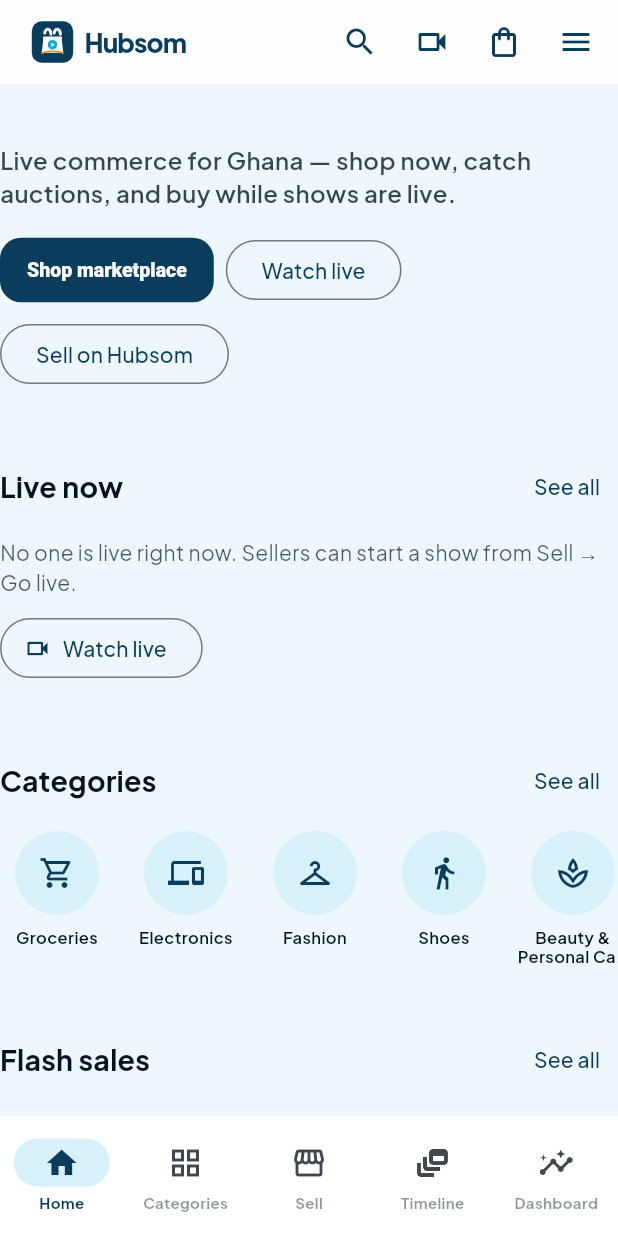
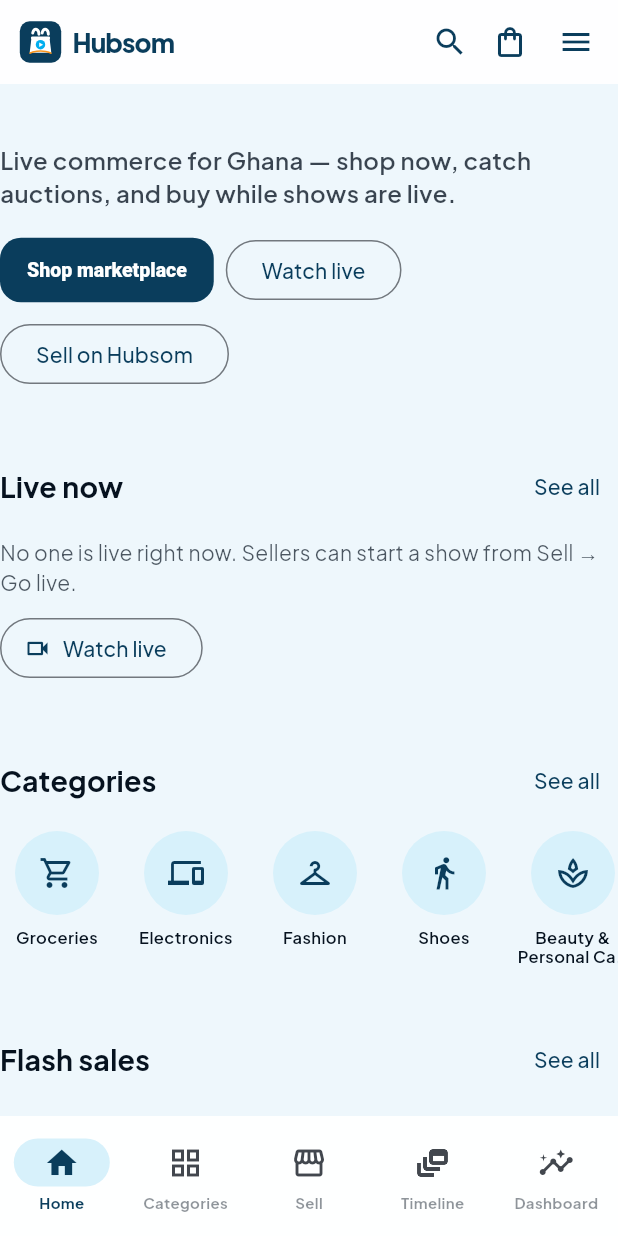
Before and after one commit to felixamay/hubsom, a Flutter app: the screen it shows after launch, on a phone screen of 412 x 824 dp. Run offline on Flutter 3.47's test engine with Material 3 defaults, Android fonts, the phone set to English and light mode, and no system bars; our stand-ins replace cached_network_image, cloud_firestore, dio, equatable, firebase_core, firebase_messaging and 14 more; missing offline and left inert: agora_rtc_engine, dart:js_interop, dart:ui_web; accounts and stored records are empty; network calls fail.

Commit message:
Keep header search off the Hubsom logo on large phones
Six AppBar icons plus the wordmark overflowed on Plus/Max widths.
Scale the title to fit and move Live/inbox into the menu below 520px
so Search, Cart, and Menu stay clear of the mark.

Co-authored-by: felixamay <felixamay@users.noreply.github.com>

```diff
--- a/hubsom_app/lib/features/shell/main_shell.dart
+++ b/hubsom_app/lib/features/shell/main_shell.dart
@@ -57,6 +57,21 @@ class MainShell extends ConsumerWidget {
 
   static List<String> footerLabels({required bool signedIn}) =>
       _tabs.map((t) => t.label).toList();
+
+  /// Live / inbox icons move into ☰ below this width so Search never
+  /// sits on top of the Hubsom wordmark on large phones.
+  static bool inlineHeaderExtras(double width) => width >= 520;
+
+  static Widget phoneTitle({required double width}) {
+    return FittedBox(
+      fit: BoxFit.scaleDown,
+      alignment: Alignment.centerLeft,
+      child: HubsomLogo(
+        height: width < 360 ? 26 : 30,
+        showWordmark: width >= 320,
+      ),
+    );
+  }
 
   static const accountMenuItems = <(String value, IconData icon, String label)>[
     ('account', Icons.person_outline, 'Account'),
@@ -287,23 +302,32 @@ class MainShell extends ConsumerWidget {
       );
     }
 
+    final width = MediaQuery.sizeOf(context).width;
+    const iconDensity = VisualDensity(horizontal: -2, vertical: -2);
+    final extras = inlineHeaderExtras(width);
+
     return Scaffold(
       appBar: AppBar(
-        title: const HubsomLogo(height: 30, showWordmark: true),
+        titleSpacing: 8,
+        title: phoneTitle(width: width),
         actions: [
           IconButton(
             tooltip: 'Search',
+            visualDensity: iconDensity,
             onPressed: () => context.go('/marketplace'),
             icon: const Icon(Icons.search),
           ),
-          IconButton(
-            tooltip: 'Live',
-            onPressed: () => context.go('/live'),
-            icon: const Icon(Icons.videocam_outlined),
-          ),
-          if (signedIn)
+          if (extras)
+            IconButton(
+              tooltip: 'Live',
+              visualDensity: iconDensity,
+              onPressed: () => context.go('/live'),
+              icon: const Icon(Icons.videocam_outlined),
+            ),
+          if (signedIn && extras)
             IconButton(
               tooltip: 'Notifications',
+              visualDensity: iconDensity,
               onPressed: () => context.go('/notifications'),
               icon: Badge(
                 isLabelVisible: unreadNotifications > 0,
@@ -311,9 +335,10 @@ class MainShell extends ConsumerWidget {
                 child: const Icon(Icons.notifications_outlined),
               ),
             ),
-          if (signedIn)
+          if (signedIn && extras)
             IconButton(
               tooltip: 'Messages',
+              visualDensity: iconDensity,
               onPressed: () => context.go('/messages'),
               icon: Badge(
                 isLabelVisible: unreadMessages > 0,
@@ -323,6 +348,7 @@ class MainShell extends ConsumerWidget {
             ),
           IconButton(
             tooltip: 'Cart',
+            visualDensity: iconDensity,
             onPressed: () => context.go('/cart'),
             icon: Badge(
               isLabelVisible: cartCount > 0,
```
Also changed, not shown: 1 other file.
